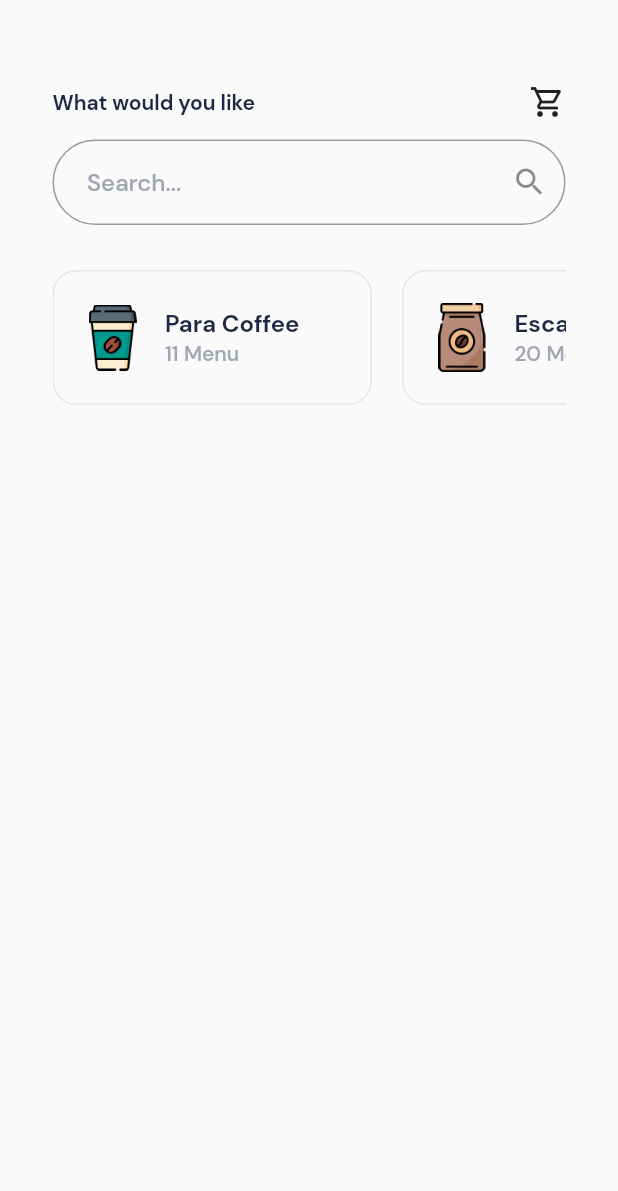
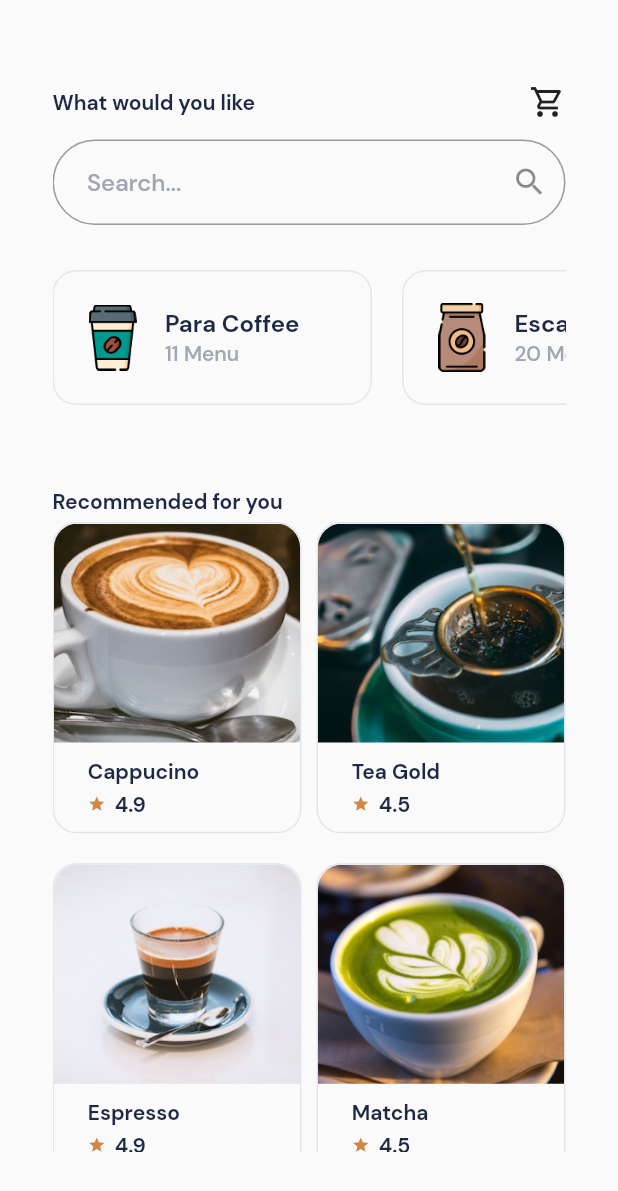
Before and after one commit to asrafilll/art-of-ui-slicing, a Flutter app: the HomePage screen opened directly, on a phone screen of 412 x 824 dp. Shown: the top 1191 px of the screen. Run offline on Flutter 3.47's test engine with Material 2 defaults, Android fonts, the phone set to English and light mode, and no system bars.

Commit message:
Homepage done

```diff
--- /dev/null
+++ b/lib/warung_coffee/components/product_card.dart
@@ -0,0 +1,85 @@
+import 'package:flutter/material.dart';
+
+class ProductCard extends StatelessWidget {
+  const ProductCard({
+    super.key,
+    required this.image,
+    required this.title,
+    required this.review,
+  });
+
+  final String image;
+  final String title;
+  final String review;
+
+  @override
+  Widget build(BuildContext context) {
+    return Container(
+      height: 220,
+      width: 145,
+      decoration: BoxDecoration(
+        border: Border.all(
+          color: const Color(0XFFE2E6EB),
+        ),
+        borderRadius: BorderRadius.circular(16),
+      ),
+      child: Column(
+        children: [
+          Container(
+            height: 146,
+            decoration: BoxDecoration(
+              image: DecorationImage(
+                fit: BoxFit.cover,
+                image: AssetImage(image),
+              ),
+              borderRadius: const BorderRadius.only(
+                topLeft: Radius.circular(16),
+                topRight: Radius.circular(16),
+              ),
+            ),
+          ),
+          Container(
+            width: 145,
+            height: 70,
+            padding: const EdgeInsets.only(
+              top: 10,
+              left: 13,
+            ),
+            child: Column(
+              crossAxisAlignment: CrossAxisAlignment.start,
+              children: [
+                Text(
+                  title,
+                  style: const TextStyle(
+                    fontFamily: 'DM',
+                    color: Color(0XFF1E2843),
+                    fontWeight: FontWeight.bold,
+                  ),
+                ),
+                const SizedBox(height: 4),
+                Row(
+                  children: [
+                    const Icon(
+                      Icons.star,
+                      size: 12,
+                      color: Color(0XFFD18645),
+                    ),
+                    const SizedBox(width: 6),
+                    Text(
+                      review,
+                      style: const TextStyle(
+                        fontFamily: 'DM',
+                        color: Color(0XFF1E2843),
+                        fontWeight: FontWeight.bold,
+                      ),
+                    ),
+                  ],
+                ),
+              ],
+            ),
+          ),
+        ],
+      ),
+    );
+  }
+}
--- a/lib/warung_coffee/pages/home_page.dart
+++ b/lib/warung_coffee/pages/home_page.dart
@@ -1,5 +1,6 @@
 import 'package:art_of_slicing/warung_coffee/components/category_coffee.dart';
 import 'package:art_of_slicing/warung_coffee/components/header_home_page.dart';
+import 'package:art_of_slicing/warung_coffee/components/product_card.dart';
 import 'package:art_of_slicing/warung_coffee/components/serch_form_field.dart';
 import 'package:flutter/material.dart';
 
@@ -18,12 +19,75 @@ class _HomePageState extends State<HomePage> {
         padding: const EdgeInsets.symmetric(horizontal: 35, vertical: 56),
         child: SingleChildScrollView(
           child: Column(
-            children: const [
-              HeaderHomePage(),
-              SizedBox(height: 13),
-              SearchFormField(),
-              SizedBox(height: 30),
-              CategoryCoffeeWidget(),
+            crossAxisAlignment: CrossAxisAlignment.start,
+            children: [
+              const HeaderHomePage(),
+              const SizedBox(height: 13),
+              const SearchFormField(),
+              const SizedBox(height: 30),
+              const CategoryCoffeeWidget(),
+              const SizedBox(height: 55),
+              const Text(
+                'Recommended for you',
+                style: TextStyle(
+                  fontFamily: 'DM',
+                  fontWeight: FontWeight.bold,
+                  color: Color(0XFF1E2843),
+                ),
+              ),
+              const SizedBox(height: 5),
+              GridView.count(
+                childAspectRatio: 0.8,
+                crossAxisSpacing: 10,
+                mainAxisSpacing: 20,
+                padding: EdgeInsets.zero,
+                shrinkWrap: true,
+                physics: const NeverScrollableScrollPhysics(),
+                crossAxisCount: 2,
+                children: const [
+                  ProductCard(
+                    image: 'assets/warung_coffee/cappucino.png',
+                    title: 'Cappucino',
+                    review: '4.9',
+                  ),
+                  ProductCard(
+                    image: 'assets/warung_coffee/tea_gold.png',
+                    title: 'Tea Gold',
+                    review: '4.5',
+                  ),
+                  ProductCard(
+                    image: 'assets/warung_coffee/espresso.png',
+                    title: 'Espresso',
+                    review: '4.9',
+                  ),
+                  ProductCard(
+                    image: 'assets/warung_coffee/matcha.png',
+                    title: 'Matcha',
+                    review: '4.5',
+                  ),
+                  ProductCard(
+                    image: 'assets/warung_coffee/cappucino.png',
+                    title: 'Cappucino',
+                    review: '4.9',
+                  ),
+                  ProductCard(
+                    image: 'assets/warung_coffee/tea_gold.png',
+                    title: 'Tea Gold',
+                    review: '4.5',
+                  ),
+                  ProductCard(
+                    image: 'assets/warung_coffee/espresso.png',
+                    title: 'Espresso',
+                    review: '4.9',
+                  ),
+                  ProductCard(
+                    image: 'assets/warung_coffee/matcha.png',
+                    title: 'Matcha',
+                    review: '4.5',
+                  ),
+                ],
+              ),
+              // ProductCard(),
             ],
           ),
         ),
```
